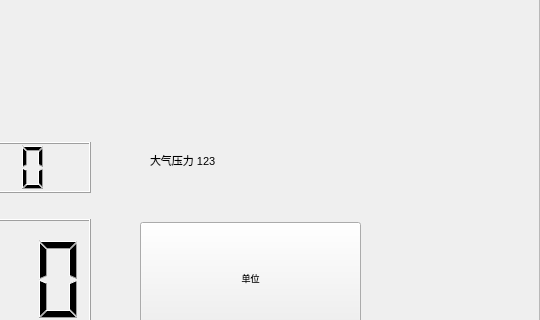
Old version of the form mainwindow.ui in the repository thewayI/tiny4412; both pictures show x 740 to 1280 and y 151 to 471 of the 1280 by 800 pixel window.
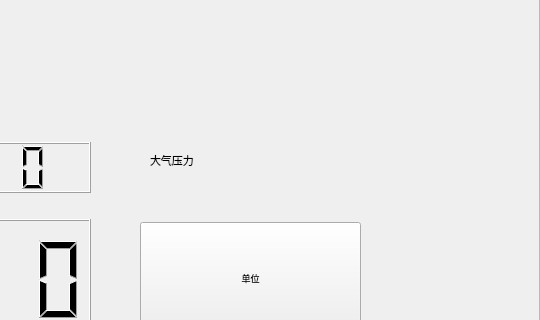
New version of the form. Icons and pictures are not drawn.

The edit to the form file:
```diff
--- a/mainwindow.ui
+++ b/mainwindow.ui
@@ -62,7 +62,7 @@
      <enum>Qt::ClickFocus</enum>
     </property>
     <property name="text">
-     <string>大气压力 123</string>
+     <string>大气压力</string>
     </property>
    </widget>
    <widget class="QLCDNumber" name="lcdNumber">
```
Left out of the diff: 4 changed lines with no effect on the pictures.
